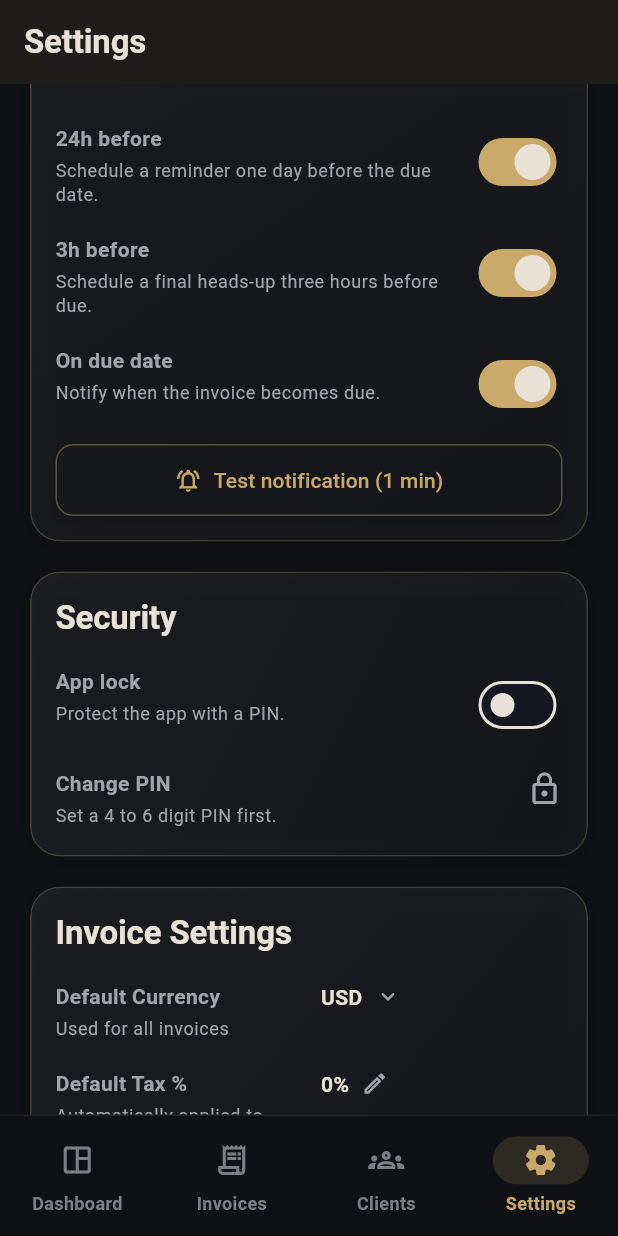
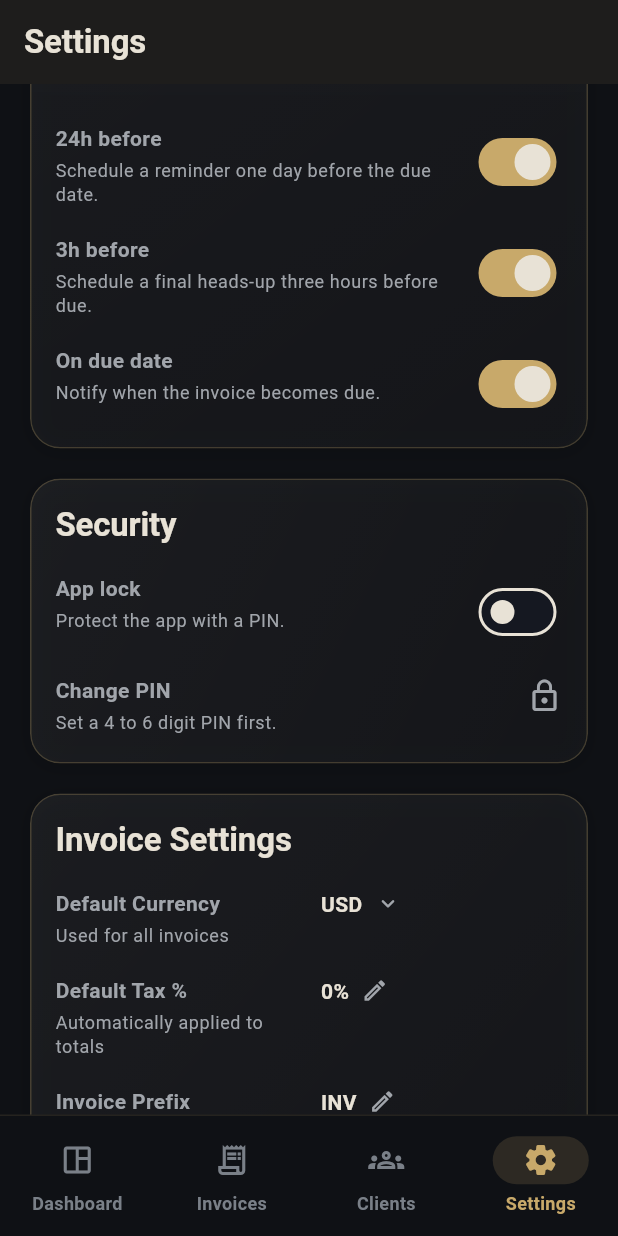
Before and after one commit to fessykhan699-cmyk/REMINDER, a Flutter app: the SettingsScreen screen opened by its route, scrolled down 1152 dp, on a phone screen of 412 x 824 dp. Run offline on Flutter 3.47's test engine with Material 3 defaults, Android fonts, the phone set to English and light mode, and no system bars; our stand-ins replace cloud_firestore, firebase_auth, firebase_core, flutter_local_notifications, flutter_riverpod, go_router and 10 more; missing offline and left inert: in_app_purchase_android; accounts and stored records are empty; network calls fail.

Commit message:
noti fixed

```diff
--- a/lib/features/settings/presentation/screens/settings_screen.dart
+++ b/lib/features/settings/presentation/screens/settings_screen.dart
@@ -20,7 +20,6 @@ import '../widgets/app_lock_gate.dart';
 import '../widgets/pin_editor_sheet.dart';
 import '../../../subscription/domain/entities/subscription_state.dart';
 import '../../../subscription/presentation/controllers/subscription_controller.dart';
-import '../../../../shared/services/test_notification.dart';
 import 'edit_profile_screen.dart';
 
 class SettingsScreen extends ConsumerStatefulWidget {
@@ -385,7 +384,8 @@ class _SettingsScreenState extends ConsumerState<SettingsScreen> {
 
     final screenWidth = MediaQuery.sizeOf(context).width;
     final horizontalPadding = screenWidth < 380 ? 16.0 : 20.0;
-    final bottomPadding = MediaQuery.paddingOf(context).bottom + 24;
+    final bottomPadding =
+        MediaQuery.paddingOf(context).bottom + kBottomNavigationBarHeight + 24;
 
     return Scaffold(
       appBar: AppBar(title: const Text('Settings')),
@@ -466,48 +466,6 @@ class _SettingsScreenState extends ConsumerState<SettingsScreen> {
                   (current) => current.copyWith(remindOnDueDate: value),
                 ),
                 isLast: true,
-              ),
-              const SizedBox(height: 14),
-              // TODO: Remove after verifying notifications work.
-              SizedBox(
-                width: double.infinity,
-                child: OutlinedButton.icon(
-                  icon: const Icon(
-                    Icons.notifications_active_outlined,
-                    size: 18,
-                  ),
-                  label: const Text('Test notification (1 min)'),
-                  style: OutlinedButton.styleFrom(
-                    foregroundColor: AppColors.accent,
-                    side: BorderSide(
-                      color: AppColors.accent.withValues(alpha: 0.4),
-                    ),
-                    shape: RoundedRectangleBorder(
-                      borderRadius: BorderRadius.circular(12),
-                    ),
-                    padding: const EdgeInsets.symmetric(vertical: 14),
-                  ),
-                  onPressed: () async {
-                    try {
-                      await testNotificationNow();
-                      if (mounted) {
-                        ScaffoldMessenger.of(context).showSnackBar(
-                          const SnackBar(
-                            content: Text(
-                              'Notification scheduled — check in 1 minute',
-                            ),
-                          ),
-                        );
-                      }
-                    } catch (e) {
-                      if (mounted) {
-                        ScaffoldMessenger.of(
-                          context,
-                        ).showSnackBar(SnackBar(content: Text('Failed: $e')));
-                      }
-                    }
-                  },
-                ),
               ),
             ],
           ),
--- a/pubspec.yaml
+++ b/pubspec.yaml
@@ -50,6 +50,9 @@ dependencies:
   intl_phone_field: ^3.2.0
   in_app_purchase: ^3.2.3
   in_app_purchase_android: ^0.4.0+10
+  firebase_core: ^3.12.1
+  firebase_auth: ^5.5.1
+  cloud_firestore: ^5.6.5
 
 dev_dependencies:
   flutter_test:
```
Also changed, not shown: lib/core/sync/sync_service.dart (added, +66 -0 lines), lib/features/auth/firebase_auth_service.dart (added, +24 -0 lines), lib/features/clients/presentation/controllers/clients_controller.dart (+9 -0 lines), lib/features/invoices/presentation/controllers/invoices_controller.dart (+9 -0 lines), lib/main.dart (+7 -0 lines), pubspec.lock, 3 other files.
